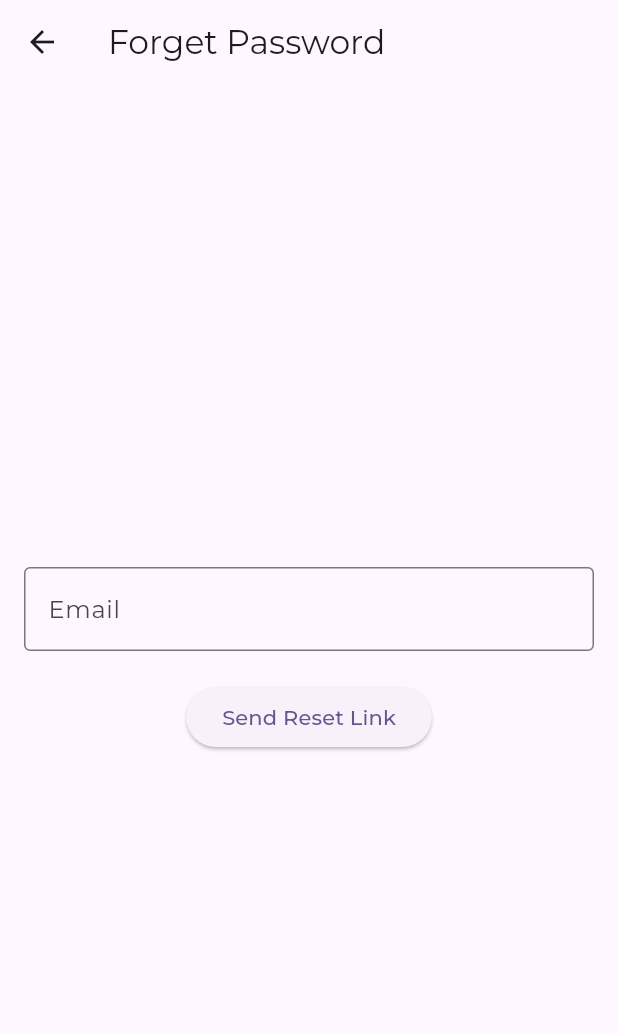
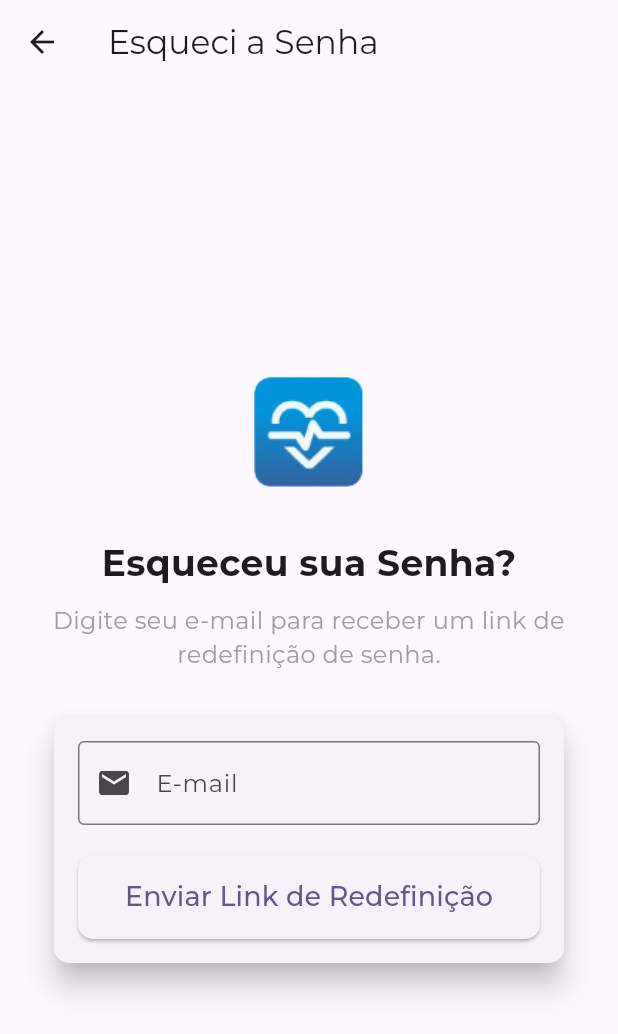
Before and after one commit to guoganjohn/SoftMed24h, a Flutter app: the ForgetPasswordScreen screen opened by its route, on a phone screen of 412 x 824 dp. Shown: the top 1034 px of the screen. Run offline on Flutter 3.47's test engine with Material 3 defaults, Android fonts, the light colour scheme and no system bars; project files that could hold a hidden picture were left out.

Commit message:
feat: Enhance forget password and reset password screens

```diff
--- a/lib/src/screens/forget_password/email_sent_screen.dart
+++ b/lib/src/screens/forget_password/email_sent_screen.dart
@@ -7,10 +7,10 @@ class EmailSentScreen extends StatelessWidget {
   Widget build(BuildContext context) {
     return Scaffold(
       appBar: AppBar(
-        title: const Text('Email Sent'),
+        title: const Text('E-mail Enviado'),
       ),
       body: Center(
-        child: Text('Email Sent Screen Content'),
+        child: Text('Conteúdo da Tela de E-mail Enviado'),
       ),
     );
   }
--- a/lib/src/screens/forget_password/forget_password_screen.dart
+++ b/lib/src/screens/forget_password/forget_password_screen.dart
@@ -37,7 +37,7 @@ class _ForgetPasswordScreenState extends State<ForgetPasswordScreen> {
       } catch (e) {
         setState(() {
           _isLoading = false;
-          _errorMessage = 'Failed to send reset link: ${e.toString()}';
+          _errorMessage = 'Falha ao enviar link de redefinição: ${e.toString()}';
         });
       }
     }
@@ -47,28 +47,63 @@ class _ForgetPasswordScreenState extends State<ForgetPasswordScreen> {
   Widget build(BuildContext context) {
     return Scaffold(
       appBar: AppBar(
-        title: const Text('Forget Password'),
+        title: const Text('Esqueci a Senha'),
       ),
-      body: Padding(
+      body: Center(
+        child: SingleChildScrollView(
           padding: const EdgeInsets.all(16.0),
           child: Form(
             key: _formKey,
             child: Column(
               mainAxisAlignment: MainAxisAlignment.center,
+              crossAxisAlignment: CrossAxisAlignment.center,
+              children: [
+                Image.asset(
+                  'assets/images/logo.png',
+                  height: 100,
+                ),
+                const SizedBox(height: 20),
+                const Text(
+                  'Esqueceu sua Senha?',
+                  style: TextStyle(
+                    fontSize: 24,
+                    fontWeight: FontWeight.bold,
+                  ),
+                ),
+                const SizedBox(height: 10),
+                const Text(
+                  'Digite seu e-mail para receber um link de redefinição de senha.',
+                  textAlign: TextAlign.center,
+                  style: TextStyle(
+                    fontSize: 16,
+                    color: Colors.grey,
+                  ),
+                ),
+                const SizedBox(height: 30),
+                Card(
+                  elevation: 8.0,
+                  shape: RoundedRectangleBorder(
+                    borderRadius: BorderRadius.circular(10.0),
+                  ),
+                  margin: const EdgeInsets.symmetric(horizontal: 20.0),
+                  child: Padding(
+                    padding: const EdgeInsets.all(16.0),
+                    child: Column(
                       children: [
                         TextFormField(
                           controller: _emailController,
                           decoration: const InputDecoration(
-                  labelText: 'Email',
+                            labelText: 'E-mail',
                             border: OutlineInputBorder(),
+                            prefixIcon: Icon(Icons.email),
                           ),
                           keyboardType: TextInputType.emailAddress,
                           validator: (value) {
                             if (value == null || value.isEmpty) {
-                    return 'Please enter your email';
+                              return 'Por favor, digite seu e-mail';
                             }
                             if (!RegExp(r"^[a-zA-Z0-9.a-zA-Z0-9.!#$%&'*+-/=?^_`{|}~]+@[a-zA-Z0-9]+\.[a-zA-Z]+").hasMatch(value)) {
-                    return 'Please enter a valid email address';
+                              return 'Por favor, digite um endereço de e-mail válido';
                             }
                             return null;
                           },
@@ -84,11 +119,28 @@ class _ForgetPasswordScreenState extends State<ForgetPasswordScreen> {
                           ),
                         _isLoading
                             ? const CircularProgressIndicator()
-                  : ElevatedButton(
+                            : SizedBox(
+                                width: double.infinity, // Make button full width
+                                child: ElevatedButton(
                                   onPressed: _submitForm,
-                      child: const Text('Send Reset Link'),
+                                  style: ElevatedButton.styleFrom(
+                                    padding: const EdgeInsets.symmetric(vertical: 15),
+                                    shape: RoundedRectangleBorder(
+                                      borderRadius: BorderRadius.circular(10),
+                                    ),
+                                  ),
+                                  child: const Text(
+                                    'Enviar Link de Redefinição',
+                                    style: TextStyle(fontSize: 18),
+                                  ),
+                                ),
                               ),
                       ],
+                    ),
+                  ),
+                ),
+              ],
+            ),
           ),
         ),
       ),
```
Also changed, not shown: lib/src/screens/forget_password/reset_password_screen.dart (+91 -23 lines). Lines whose indentation alone changed are shown as unchanged.
